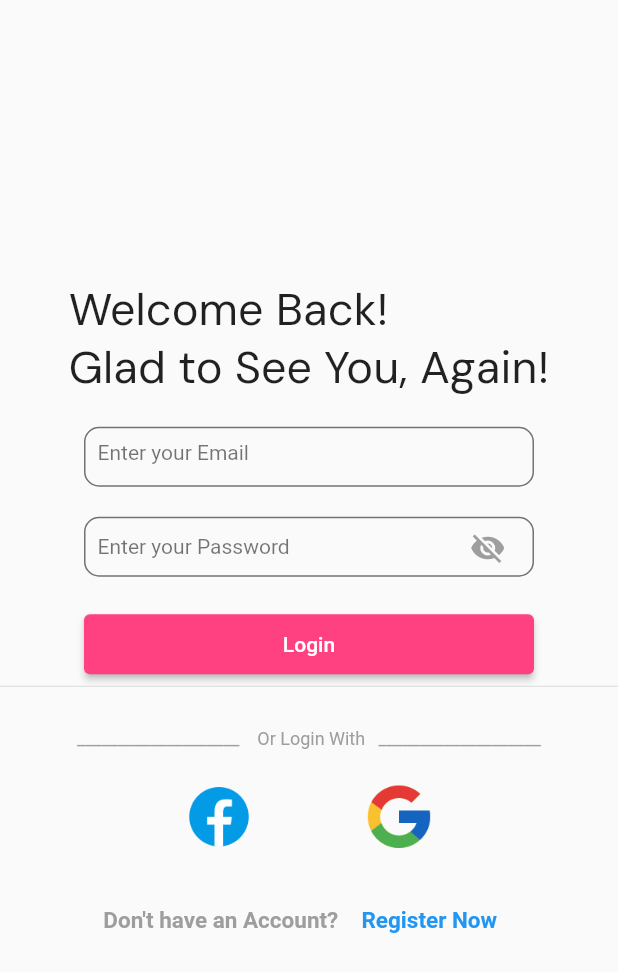
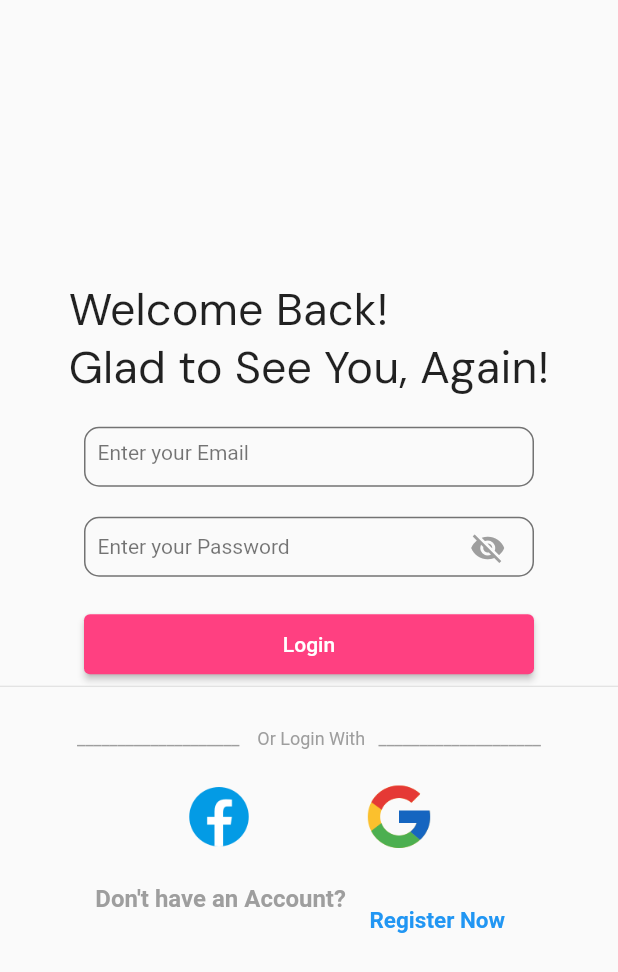
Before and after one commit to Alishbaa-Ali/shopsie_app, a Flutter app: the screen it shows after launch, after a tap on "Get Started", on a phone screen of 412 x 824 dp. Shown: the top 972 px of the screen. Run offline on Flutter 3.47's test engine with Material 2 defaults, Android fonts, the phone set to English and light mode, and no system bars.

Commit message:
common_widgets.dart , home_page.dart , login_page.dart , main_page.dart , register_page.dart

```diff
--- a/lib/login_page.dart
+++ b/lib/login_page.dart
@@ -17,15 +17,16 @@ class LoginPage extends StatelessWidget {
           mainAxisAlignment: MainAxisAlignment.center,
           crossAxisAlignment: CrossAxisAlignment.center,
           children: [
-           Row(
-            mainAxisAlignment: MainAxisAlignment.center,
+           Wrap(
+            //mainAxisAlignment: MainAxisAlignment.center,
             children: [
               Text("Welcome Back!\nGlad to See You, Again!",
               style: TextStyle(
                 fontFamily: 'DMSans',
                 fontSize: 30,
                 fontWeight: FontWeight.w400,
-              ),)
+              ),
+              )
             ],
            ),
 
@@ -33,6 +34,7 @@ class LoginPage extends StatelessWidget {
            Containers(text: "Enter your Email"),
            SizedBox(height: 20,),
            //Containers(text: "Enter your Password"),
+
            Container(
               height: 40,
               width: 300,
@@ -98,12 +100,12 @@ class LoginPage extends StatelessWidget {
 
           SizedBox(height: 20,),
 
-          Row(
-            mainAxisAlignment: MainAxisAlignment.center,
+          Wrap(
+            //mainAxisAlignment: MainAxisAlignment.center,
             children: [
               Text("Don't have an Account? ",
               style: TextStyle(
-                fontSize: 15,
+                fontSize: 16,
                 color: Colors.grey,
                 fontWeight: FontWeight.w600,
               ),),
--- a/lib/main_page.dart
+++ b/lib/main_page.dart
@@ -26,9 +26,9 @@ class MainPage extends StatelessWidget {
 
             SizedBox(height: 15,),
 
-            Text("The Best Way To Style Your Life.",
+            Text("The Best way to Style your Life.",
             style: TextStyle(
-              fontSize: 10,
+              fontSize: 15,
               color: Colors.grey,
               fontFamily: 'PlayFair',
             ),),
```
Also changed, not shown: lib/common_widgets.dart (+14 -8 lines), lib/home_page.dart (+10 -7 lines), lib/register_page.dart (+5 -5 lines).
